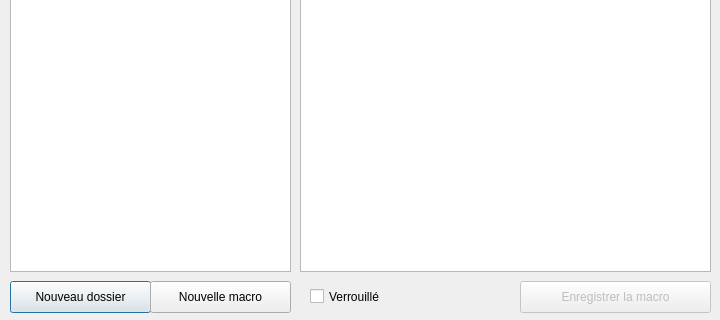
Before: the Qt Designer form source/dialogmacros.ui in Bramas/texiteasy, drawn with Qt 5; both pictures show x 0 to 720 and y 239 to 559 of the 720 by 559 pixel window.
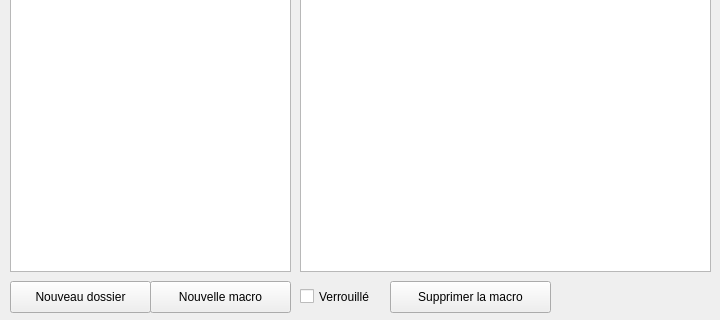
After: the same form once the commit is applied.

Commit message: order your macro. create/rename/delete folder (empty folders are also read)

The edit to the form file:
```diff
--- a/source/dialogmacros.ui
+++ b/source/dialogmacros.ui
@@ -71,6 +71,9 @@
    <property name="text">
     <string>Nouveau dossier</string>
    </property>
+   <property name="autoDefault">
+    <bool>false</bool>
+   </property>
   </widget>
   <widget class="QPushButton" name="pushButtonNewMacro">
    <property name="geometry">
@@ -84,22 +87,9 @@
    <property name="text">
     <string>Nouvelle macro</string>
    </property>
-  </widget>
-  <widget class="QPushButton" name="pushButton_3">
-   <property name="enabled">
+   <property name="autoDefault">
     <bool>false</bool>
    </property>
-   <property name="geometry">
-    <rect>
-     <x>520</x>
-     <y>520</y>
-     <width>191</width>
-     <height>32</height>
-    </rect>
-   </property>
-   <property name="text">
-    <string>Enregistrer la macro</string>
-   </property>
   </widget>
   <widget class="QLabel" name="label_2">
    <property name="geometry">
@@ -156,7 +146,7 @@
   <widget class="QCheckBox" name="checkBoxReadOnly">
    <property name="geometry">
     <rect>
-     <x>310</x>
+     <x>300</x>
      <y>520</y>
      <width>111</width>
      <height>31</height>
@@ -166,6 +156,22 @@
     <string>Verrouillé</string>
    </property>
   </widget>
+  <widget class="QPushButton" name="pushButtonDeleteMacro">
+   <property name="geometry">
+    <rect>
+     <x>390</x>
+     <y>520</y>
+     <width>161</width>
+     <height>32</height>
+    </rect>
+   </property>
+   <property name="text">
+    <string>Supprimer la macro</string>
+   </property>
+   <property name="autoDefault">
+    <bool>false</bool>
+   </property>
+  </widget>
  </widget>
  <resources/>
  <connections/>
```
The commit also changes 4 other files.
